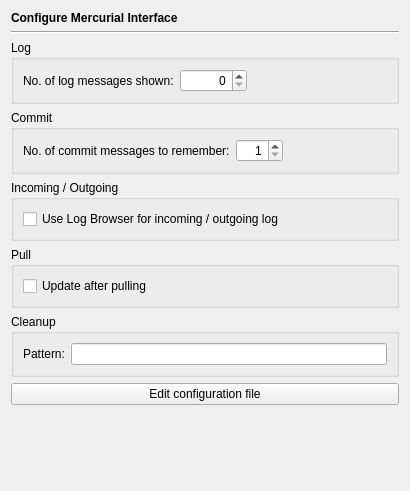
Old version of the form Plugins/VcsPlugins/vcsMercurial/ConfigurationPage/MercurialPage.ui in the repository testmana2/test.
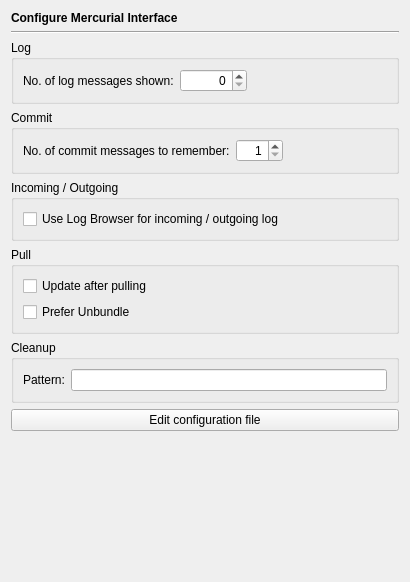
New version of the form.

```diff
--- a/Plugins/VcsPlugins/vcsMercurial/ConfigurationPage/MercurialPage.ui
+++ b/Plugins/VcsPlugins/vcsMercurial/ConfigurationPage/MercurialPage.ui
@@ -7,7 +7,7 @@
     <x>0</x>
     <y>0</y>
     <width>406</width>
-    <height>491</height>
+    <height>582</height>
    </rect>
   </property>
   <layout class="QVBoxLayout" name="verticalLayout_3">
@@ -153,6 +153,20 @@
         </property>
        </widget>
       </item>
+      <item>
+       <widget class="QCheckBox" name="preferUnbundleCheckBox">
+        <property name="toolTip">
+         <string>Select to prefer unbundle over pull</string>
+        </property>
+        <property name="whatsThis">
+         <string>&lt;b&gt;Prefer Unbundle&lt;/b&gt;
+&lt;p&gt;If this option is selected, it will be checked, if a Mercurial changegroups file from a previous &quot;Show Incoming&quot; request exists. In this case it will be applied and deleted. Otherwise a pull request will be sent.&lt;/p&gt;</string>
+        </property>
+        <property name="text">
+         <string>Prefer Unbundle</string>
+        </property>
+       </widget>
+      </item>
      </layout>
     </widget>
    </item>
```
Left out of the diff: 1 changed line with no effect on the pictures.
